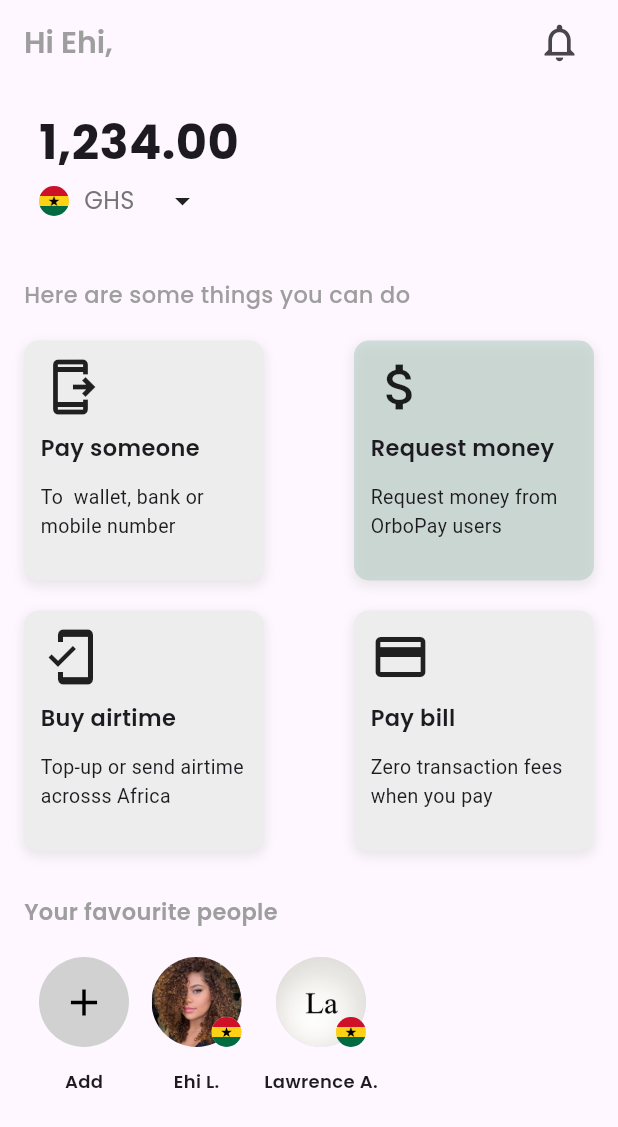
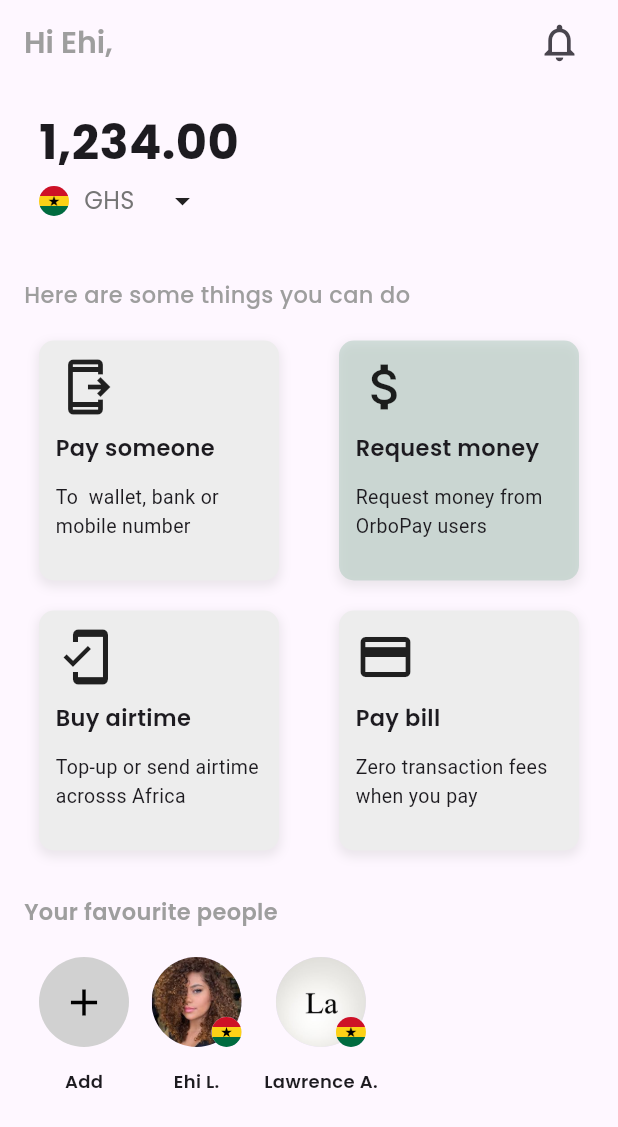
Before and after one commit to Sandeepa-Sadewaka/zephyr_tech_solutions_taks, a Flutter app: the HomeScreen screen opened directly, on a phone screen of 412 x 824 dp. Shown: the top 1127 px of the screen. Run offline on Flutter 3.47's test engine with Material 3 defaults, Android fonts, the phone set to English and light mode, and no system bars; our stand-ins replace convex_bottom_bar, google_fonts.

Commit message:
Update home_screen.dart

```diff
--- a/lib/screens/home_screen.dart
+++ b/lib/screens/home_screen.dart
@@ -91,7 +91,9 @@ class _HomeScreenState extends State<HomeScreen> {
             SizedBox(height: 20),
             Row(
               children: [
-                Container(
+                Padding(
+                  padding: const EdgeInsets.symmetric(horizontal: 10),
+                  child: Container(
                     height: 160,
                     width: 160,
                     decoration: BoxDecoration(
@@ -130,8 +132,11 @@ class _HomeScreenState extends State<HomeScreen> {
                       ),
                     ),
                   ),
+                ),
                 Spacer(),
-                Container(
+                Padding(
+                  padding: const EdgeInsets.symmetric(horizontal: 10),
+                  child: Container(
                     height: 160,
                     width: 160,
                     decoration: BoxDecoration(
@@ -170,13 +175,16 @@ class _HomeScreenState extends State<HomeScreen> {
                       ),
                     ),
                   ),
+                ),
               ],
             ),
 
             SizedBox(height: 20),
             Row(
               children: [
-                Container(
+                Padding(
+                  padding: const EdgeInsets.symmetric(horizontal: 10),
+                  child: Container(
                     height: 160,
                     width: 160,
                     decoration: BoxDecoration(
@@ -214,8 +222,11 @@ class _HomeScreenState extends State<HomeScreen> {
                       ),
                     ),
                   ),
+                ),
                 Spacer(),
-                Container(
+                Padding(
+                  padding: const EdgeInsets.symmetric(horizontal: 10),
+                  child: Container(
                     height: 160,
                     width: 160,
                     decoration: BoxDecoration(
@@ -251,6 +262,7 @@ class _HomeScreenState extends State<HomeScreen> {
                             style: TextStyle(fontSize: 13),
                           ),
                         ],
+                      ),
                     ),
                   ),
                 ),
```
Lines whose indentation alone changed are shown as unchanged.
